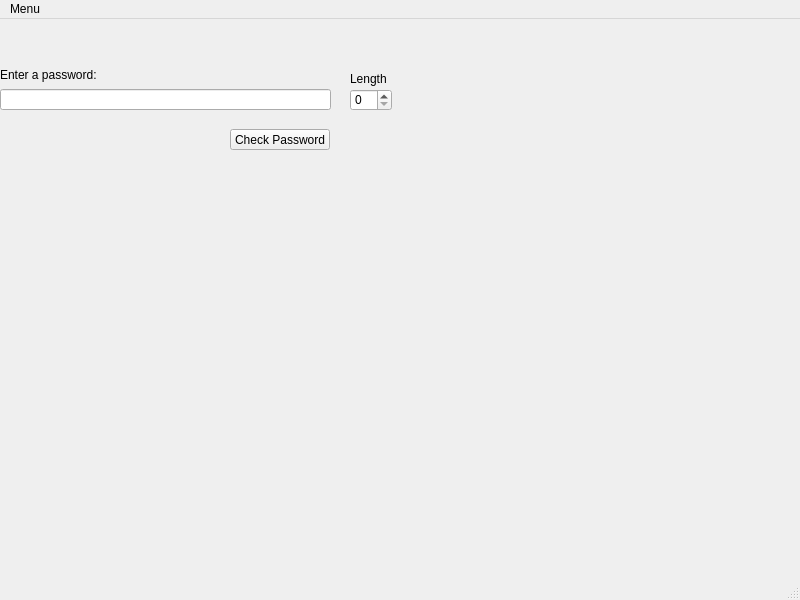
larataha032/Software_Engineering_GroupWork, file Group_Work_Application/mainwindow.ui: the form before one commit.
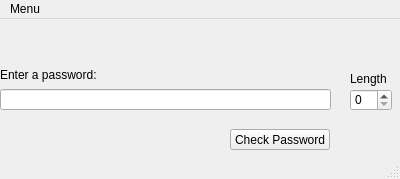
The form after the commit.

Patch:
```diff
--- a/Group_Work_Application/mainwindow.ui
+++ b/Group_Work_Application/mainwindow.ui
@@ -6,8 +6,8 @@
    <rect>
     <x>0</x>
     <y>0</y>
-    <width>800</width>
-    <height>600</height>
+    <width>400</width>
+    <height>179</height>
    </rect>
   </property>
   <property name="windowTitle">
@@ -79,7 +79,7 @@
     <rect>
      <x>0</x>
      <y>0</y>
-     <width>800</width>
+     <width>400</width>
      <height>17</height>
     </rect>
    </property>
```
